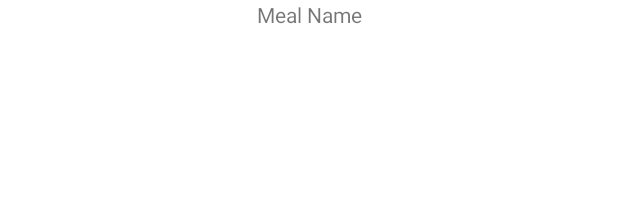
After one commit to claratoll/FU-LetsEat, an Android app: the layout image_slider_item.xml on its own in the app's theme, with its tools: preview values and no code run, on a phone screen of 412 x 824 dp. The commit adds this screen. Shown: the top 197 px of the screen. Run offline under Robolectric (Android 15) with nearby library versions, the phone set to English and light mode, and no system bars.

Commit message:
Started on meals

```diff
--- a/app/src/main/java/com/example/letseat/MainActivity.kt
+++ b/app/src/main/java/com/example/letseat/MainActivity.kt
@@ -45,7 +45,7 @@ class MainActivity : AppCompatActivity() {
     }
 
     fun goToAddActivity(){
-        val intent = Intent(this, AddRestaurantsActivity::class.java)
+        val intent = Intent(this, ShowAllRestaurantsActivity::class.java)
         startActivity(intent)
     }
 
--- a/app/src/main/java/com/example/letseat/RestaurantsRecyclerAdapter.kt
+++ b/app/src/main/java/com/example/letseat/RestaurantsRecyclerAdapter.kt
@@ -56,7 +56,7 @@ class RestaurantsRecyclerAdapter (val context : Context,val restaurants : List <
                 context.startActivity(intent)
             }
 
-            }
+        }
 
     }
 
--- /dev/null
+++ b/app/src/main/res/drawable/ic_baseline_add_24.xml
@@ -0,0 +1,5 @@
+<vector android:height="24dp" android:tint="#ABDCD5"
+    android:viewportHeight="24" android:viewportWidth="24"
+    android:width="24dp" xmlns:android="http://schemas.android.com/apk/res/android">
+    <path android:fillColor="@android:color/white" android:pathData="M19,13h-6v6h-2v-6H5v-2h6V5h2v6h6v2z"/>
+</vector>
--- /dev/null
+++ b/app/src/main/res/layout/image_slider_item.xml
@@ -0,0 +1,27 @@
+<?xml version="1.0" encoding="utf-8"?>
+<androidx.constraintlayout.widget.ConstraintLayout xmlns:android="http://schemas.android.com/apk/res/android"
+    xmlns:app="http://schemas.android.com/apk/res-auto"
+    android:layout_width="match_parent"
+    android:layout_height="match_parent">
+
+
+    <!--on below line we are creating an image view-->
+    <ImageView
+        android:id="@+id/MealImageView"
+        android:layout_width="wrap_content"
+        android:layout_height="wrap_content"
+        app:layout_constraintEnd_toEndOf="parent"
+        app:layout_constraintStart_toStartOf="parent"
+        app:layout_constraintTop_toTopOf="parent" />
+
+    <TextView
+        android:id="@+id/MealNameView"
+        android:layout_width="wrap_content"
+        android:layout_height="wrap_content"
+        android:text="Meal Name"
+        app:layout_constraintEnd_toEndOf="parent"
+        app:layout_constraintStart_toStartOf="parent"
+        app:layout_constraintTop_toBottomOf="@+id/MealImageView" />
+
+
+</androidx.constraintlayout.widget.ConstraintLayout>
```
Also changed, not shown: app/src/main/java/com/example/letseat/DisplayOneRestaurantActivity.kt (+31 -7 lines), app/src/main/java/com/example/letseat/MapsActivity.kt (+14 -3 lines), app/src/main/java/com/example/letseat/Meal.kt (added, +9 -0 lines), app/src/main/java/com/example/letseat/RestaurantInfoAdapter.kt (+18 -0 lines), app/src/main/java/com/example/letseat/ShowAllRestaurantsActivity.kt (+12 -0 lines), app/src/main/java/com/example/letseat/ViewPageAdapter.kt (added, +67 -0 lines), app/src/main/res/layout/activity_display_one_restaurant.xml (+29 -29 lines), app/src/main/res/layout/activity_restaurants.xml (+12 -0 lines), app/src/main/res/drawable-v24/firstimage.png (added), app/src/main/res/drawable-v24/secondimage.png (added), app/src/main/res/drawable-v24/thirdimage.png (added).
